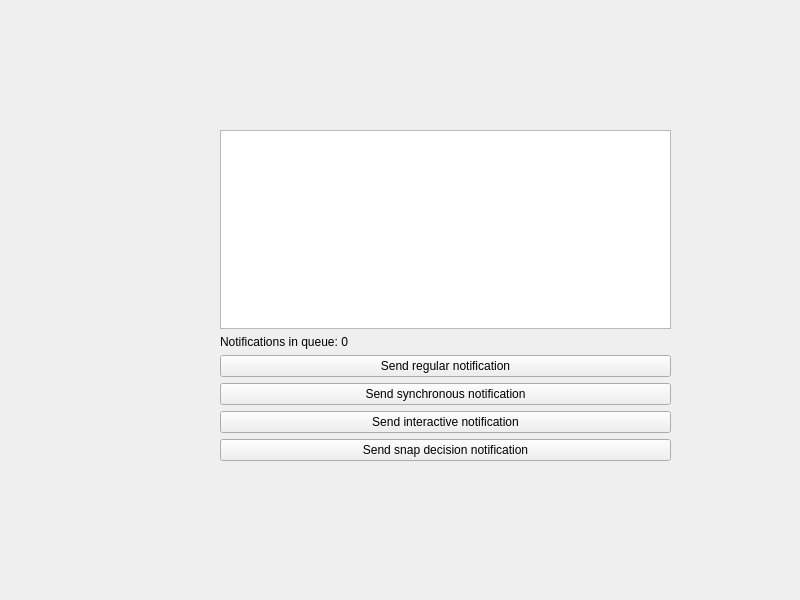
Before: the Qt Designer form tools/mainWindow.ui in ubports/unity-notifications, drawn with Qt 5.
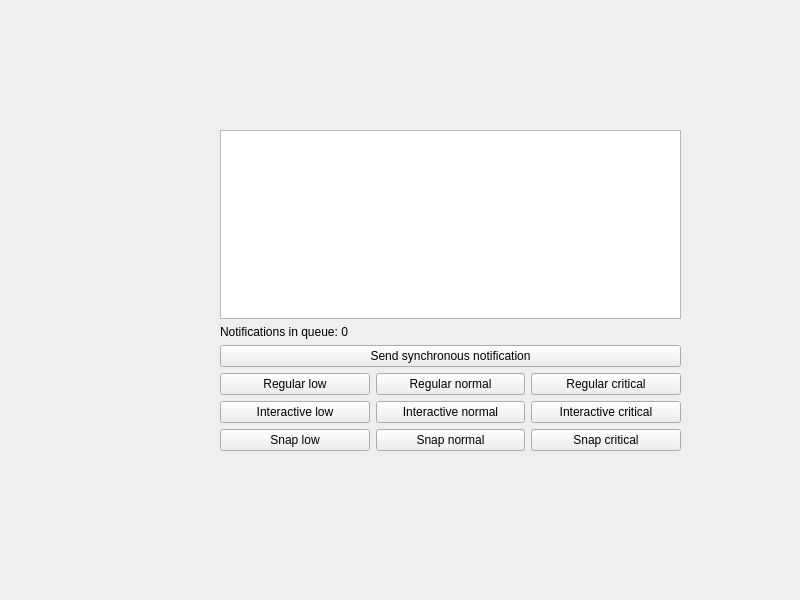
After: the same form once the commit is applied.

Commit message: Can send notifications of different type.

```diff
--- a/tools/mainWindow.ui
+++ b/tools/mainWindow.ui
@@ -19,46 +19,88 @@
      <rect>
       <x>220</x>
       <y>130</y>
-      <width>451</width>
-      <height>331</height>
+      <width>461</width>
+      <height>321</height>
      </rect>
     </property>
     <layout class="QGridLayout" name="gridLayout">
-     <item row="2" column="0">
-      <widget class="QPushButton" name="notificationSendButton">
-       <property name="text">
-        <string>Send regular notification</string>
-       </property>
-      </widget>
-     </item>
-     <item row="1" column="0">
-      <widget class="QLabel" name="queueLabel">
-       <property name="text">
-        <string>Notifications in queue: 0</string>
-       </property>
-      </widget>
-     </item>
-     <item row="0" column="0">
-      <widget class="QListView" name="listView"/>
-     </item>
-     <item row="3" column="0">
+     <item row="2" column="0" colspan="3">
       <widget class="QPushButton" name="synchronousSendButton">
        <property name="text">
         <string>Send synchronous notification</string>
        </property>
       </widget>
      </item>
+     <item row="3" column="0">
+      <widget class="QPushButton" name="notificationSendButton">
+       <property name="text">
+        <string>Regular low</string>
+       </property>
+      </widget>
+     </item>
      <item row="4" column="0">
       <widget class="QPushButton" name="interactiveSendButton">
        <property name="text">
-        <string>Send interactive notification</string>
+        <string>Interactive low</string>
+       </property>
+      </widget>
+     </item>
+     <item row="1" column="0" colspan="3">
+      <widget class="QLabel" name="queueLabel">
+       <property name="text">
+        <string>Notifications in queue: 0</string>
        </property>
       </widget>
      </item>
      <item row="5" column="0">
       <widget class="QPushButton" name="snapSendButton">
        <property name="text">
-        <string>Send snap decision notification</string>
+        <string>Snap low</string>
+       </property>
+      </widget>
+     </item>
+     <item row="3" column="2">
+      <widget class="QPushButton" name="notificationCriticalButton">
+       <property name="text">
+        <string>Regular critical</string>
+       </property>
+      </widget>
+     </item>
+     <item row="3" column="1">
+      <widget class="QPushButton" name="notificationNormalButton">
+       <property name="text">
+        <string>Regular normal</string>
+       </property>
+      </widget>
+     </item>
+     <item row="0" column="0" colspan="3">
+      <widget class="QListView" name="listView"/>
+     </item>
+     <item row="4" column="1">
+      <widget class="QPushButton" name="interactiveNormalButton">
+       <property name="text">
+        <string>Interactive normal</string>
+       </property>
+      </widget>
+     </item>
+     <item row="5" column="1">
+      <widget class="QPushButton" name="snapNormalButton">
+       <property name="text">
+        <string>Snap normal</string>
+       </property>
+      </widget>
+     </item>
+     <item row="4" column="2">
+      <widget class="QPushButton" name="interactiveCriticalButton">
+       <property name="text">
+        <string>Interactive critical</string>
+       </property>
+      </widget>
+     </item>
+     <item row="5" column="2">
+      <widget class="QPushButton" name="snapCriticalButton">
+       <property name="text">
+        <string>Snap critical</string>
        </property>
       </widget>
      </item>
```
The commit also changes 2 other files.
